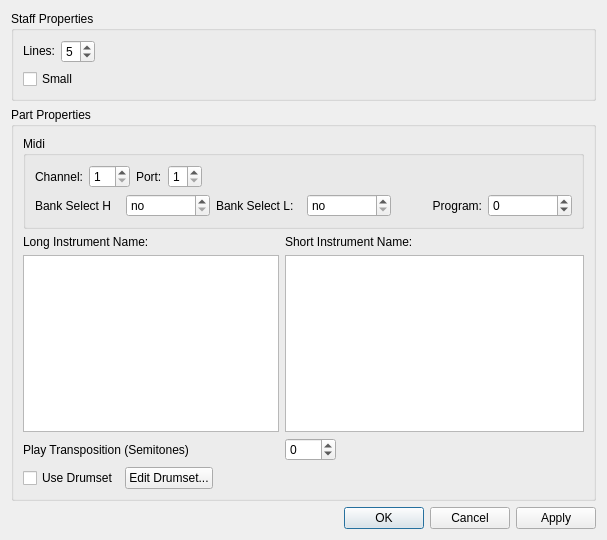
The window that mscore/mscore/editstaff.ui (musescore/musescore-old) describes before a commit, drawn with Qt 5.
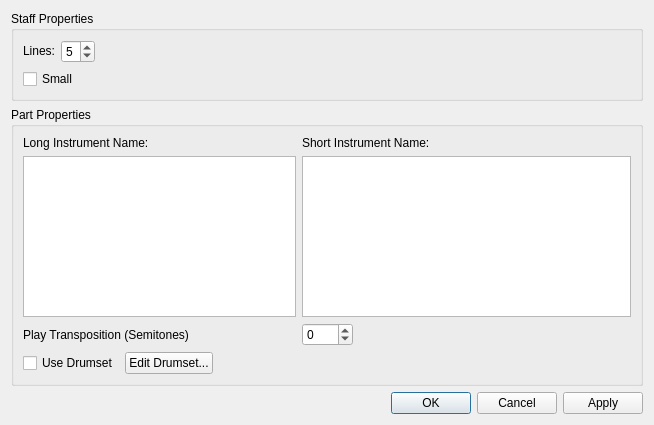
The same window after the commit.

```diff
--- a/mscore/mscore/editstaff.ui
+++ b/mscore/mscore/editstaff.ui
@@ -5,8 +5,8 @@
    <rect>
     <x>0</x>
     <y>0</y>
-    <width>607</width>
-    <height>540</height>
+    <width>654</width>
+    <height>425</height>
    </rect>
   </property>
   <property name="windowTitle" >
@@ -99,180 +99,67 @@
       <bool>true</bool>
      </property>
      <layout class="QGridLayout" >
-      <item row="0" column="0" colspan="3" >
-       <widget class="QGroupBox" name="groupBox_3" >
-        <property name="title" >
-         <string>Midi</string>
-        </property>
-        <property name="flat" >
-         <bool>true</bool>
-        </property>
-        <layout class="QVBoxLayout" >
-         <item>
-          <layout class="QHBoxLayout" >
-           <item>
-            <widget class="QLabel" name="label_5" >
-             <property name="text" >
-              <string>Channel:</string>
-             </property>
-            </widget>
-           </item>
-           <item>
-            <widget class="QSpinBox" name="midiChannel" >
-             <property name="minimum" >
-              <number>1</number>
-             </property>
-             <property name="maximum" >
-              <number>16</number>
-             </property>
-             <property name="value" >
-              <number>1</number>
-             </property>
-            </widget>
-           </item>
-           <item>
-            <widget class="QLabel" name="label_6" >
-             <property name="text" >
-              <string>Port:</string>
-             </property>
-            </widget>
-           </item>
-           <item>
-            <widget class="QSpinBox" name="midiPort" >
-             <property name="minimum" >
-              <number>1</number>
-             </property>
-             <property name="maximum" >
-              <number>4</number>
-             </property>
-             <property name="value" >
-              <number>1</number>
-             </property>
-            </widget>
-           </item>
-           <item>
-            <spacer>
-             <property name="orientation" >
-              <enum>Qt::Horizontal</enum>
-             </property>
-             <property name="sizeHint" stdset="0" >
-              <size>
-               <width>40</width>
-               <height>20</height>
-              </size>
-             </property>
-            </spacer>
-           </item>
-          </layout>
-         </item>
-         <item>
-          <layout class="QHBoxLayout" >
-           <item>
-            <widget class="QLabel" name="label_7" >
-             <property name="text" >
-              <string>Bank Select H</string>
-             </property>
-            </widget>
-           </item>
-           <item>
-            <widget class="QSpinBox" name="midiBankSelectH" >
-             <property name="specialValueText" >
-              <string>no</string>
-             </property>
-             <property name="minimum" >
-              <number>-1</number>
-             </property>
-             <property name="maximum" >
-              <number>127</number>
-             </property>
-             <property name="value" >
-              <number>-1</number>
-             </property>
-            </widget>
-           </item>
-           <item>
-            <widget class="QLabel" name="label_8" >
-             <property name="text" >
-              <string>Bank Select L:</string>
-             </property>
-            </widget>
-           </item>
-           <item>
-            <widget class="QSpinBox" name="midiBankSelectL" >
-             <property name="specialValueText" >
-              <string>no</string>
-             </property>
-             <property name="minimum" >
-              <number>-1</number>
-             </property>
-             <property name="maximum" >
-              <number>127</number>
-             </property>
-             <property name="value" >
-              <number>-1</number>
-             </property>
-            </widget>
-           </item>
-           <item>
-            <widget class="QLabel" name="label_9" >
-             <property name="text" >
-              <string>Program:</string>
-             </property>
-             <property name="alignment" >
-              <set>Qt::AlignRight|Qt::AlignTrailing|Qt::AlignVCenter</set>
-             </property>
-            </widget>
-           </item>
-           <item>
-            <widget class="QSpinBox" name="midiProgram" >
-             <property name="minimum" >
-              <number>-1</number>
-             </property>
-             <property name="maximum" >
-              <number>127</number>
-             </property>
-            </widget>
-           </item>
-          </layout>
-         </item>
-        </layout>
-       </widget>
-      </item>
-      <item row="1" column="0" >
+      <item row="0" column="0" >
        <widget class="QLabel" name="label_3" >
         <property name="text" >
          <string>Long Instrument Name:</string>
         </property>
        </widget>
       </item>
-      <item row="1" column="1" colspan="2" >
+      <item row="0" column="1" colspan="2" >
        <widget class="QLabel" name="label_4" >
         <property name="text" >
          <string>Short Instrument Name:</string>
         </property>
        </widget>
       </item>
+      <item row="1" column="0" >
+       <widget class="QTextEdit" name="longName" >
+        <property name="sizePolicy" >
+         <sizepolicy vsizetype="Ignored" hsizetype="Expanding" >
+          <horstretch>0</horstretch>
+          <verstretch>0</verstretch>
+         </sizepolicy>
+        </property>
+        <property name="undoRedoEnabled" >
+         <bool>false</bool>
+        </property>
+        <property name="lineWrapMode" >
+         <enum>QTextEdit::NoWrap</enum>
+        </property>
+       </widget>
+      </item>
+      <item row="1" column="1" colspan="2" >
+       <widget class="QTextEdit" name="shortName" >
+        <property name="sizePolicy" >
+         <sizepolicy vsizetype="Expanding" hsizetype="Expanding" >
+          <horstretch>0</horstretch>
+          <verstretch>0</verstretch>
+         </sizepolicy>
+        </property>
+        <property name="undoRedoEnabled" >
+         <bool>false</bool>
+        </property>
+        <property name="lineWrapMode" >
+         <enum>QTextEdit::NoWrap</enum>
+        </property>
+       </widget>
+      </item>
       <item row="2" column="0" >
-       <widget class="QTextEdit" name="longName" />
-      </item>
-      <item row="2" column="1" colspan="2" >
-       <widget class="QTextEdit" name="shortName" />
-      </item>
-      <item row="3" column="0" >
        <widget class="QLabel" name="label_2" >
         <property name="text" >
          <string>Play Transposition (Semitones)</string>
         </property>
        </widget>
       </item>
-      <item row="3" column="1" >
+      <item row="2" column="1" >
        <widget class="QSpinBox" name="transposition" >
         <property name="minimum" >
          <number>-127</number>
         </property>
        </widget>
       </item>
-      <item row="3" column="2" >
+      <item row="2" column="2" >
        <spacer>
         <property name="orientation" >
          <enum>Qt::Horizontal</enum>
@@ -285,7 +172,7 @@
         </property>
        </spacer>
       </item>
-      <item row="4" column="0" colspan="3" >
+      <item row="3" column="0" colspan="3" >
        <layout class="QHBoxLayout" >
         <item>
          <widget class="QCheckBox" name="useDrumset" >
```
